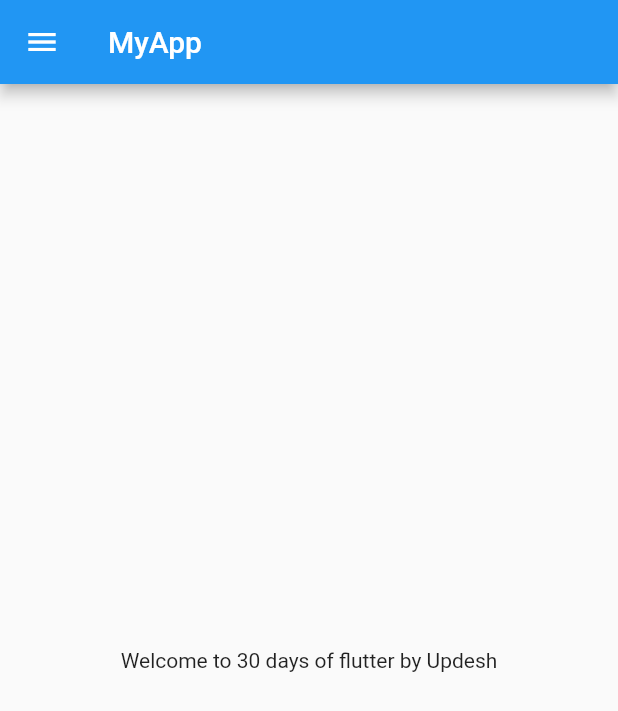
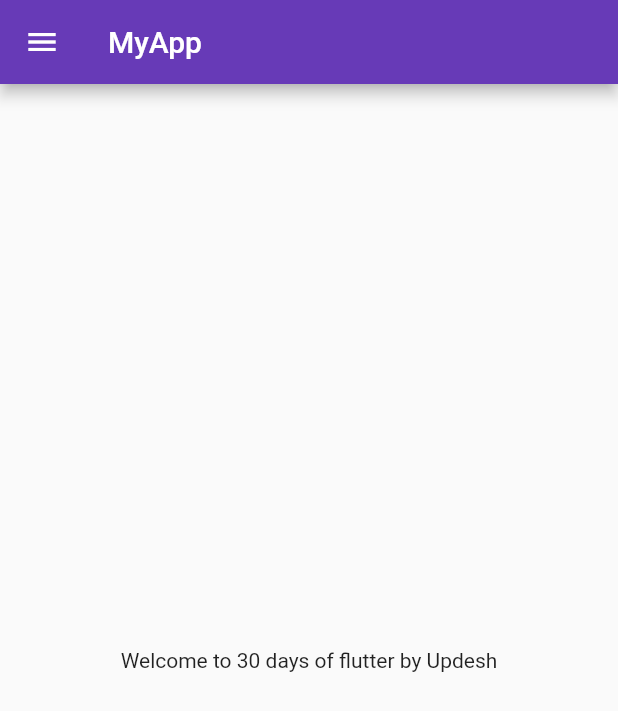
Before and after one commit to updesh126/flutter_catalog, a Flutter app: the screen it shows after launch, on a phone screen of 412 x 824 dp. Shown: the top 711 px of the screen. Run offline on Flutter 3.47's test engine with Material 2 defaults, Android fonts, the phone set to English and light mode, and no system bars.

Commit message:
day 3 completed

```diff
--- a/lib/main.dart
+++ b/lib/main.dart
@@ -1,18 +1,29 @@
 import 'package:flutter/material.dart';
+import 'package:flutter_catalog/Pages/login_page.dart';
 
-import 'home_page.dart';
+import 'Pages/home_page.dart';
+import 'Pages/login_page.dart';
 
 void main() {
   runApp(MyApp());
 }
 
 class MyApp extends StatelessWidget {
+  // override means change in predefine function(Method).....of StatelessWidget
   @override
   Widget build(BuildContext context) {
-
-
+    // BuildContext define by user as widget is tree structure, so it define location of elements like homepase,etc.
     return MaterialApp(
-      home: HomePage(),
+      // home: HomePage(),
+      theme: ThemeData(primarySwatch: Colors.deepPurple),
+      themeMode: ThemeMode.light,
+      darkTheme: ThemeData(brightness: Brightness.dark),
+      initialRoute: "/home",
+      routes: {
+        "/": (context) => LoginPage(),
+        "/home": (context) => HomePage(),
+        "/login": (context) => LoginPage()
+      },
     );
   }
 }
```
Also changed, not shown: lib/Pages/login_page.dart (added, +20 -0 lines), lib/Pages/home_page.dart (renamed from lib/home_page.dart).
